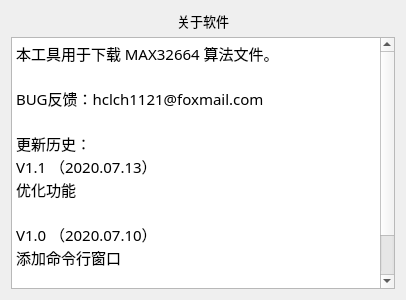
Qt form 32664Tool_cmd/UI_About.ui (GH2030/py) before a commit.
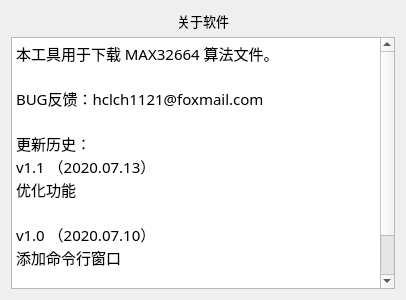
The same form after that commit.

Patch:
```diff
--- a/32664Tool_cmd/UI_About.ui
+++ b/32664Tool_cmd/UI_About.ui
@@ -80,13 +80,13 @@
 &lt;p style=&quot; margin-top:0px; margin-bottom:0px; margin-left:0px; margin-right:0px; -qt-block-indent:0; text-indent:0px;&quot;&gt;&lt;span style=&quot; font-family:'SimSun'; font-size:11pt;&quot;&gt;BUG反馈：hclch1121@foxmail.com&lt;/span&gt;&lt;/p&gt;
 &lt;p style=&quot;-qt-paragraph-type:empty; margin-top:0px; margin-bottom:0px; margin-left:0px; margin-right:0px; -qt-block-indent:0; text-indent:0px; font-family:'SimSun'; font-size:11pt;&quot;&gt;&lt;br /&gt;&lt;/p&gt;
 &lt;p style=&quot; margin-top:0px; margin-bottom:0px; margin-left:0px; margin-right:0px; -qt-block-indent:0; text-indent:0px;&quot;&gt;&lt;span style=&quot; font-family:'SimSun'; font-size:11pt;&quot;&gt;更新历史：&lt;/span&gt;&lt;/p&gt;
-&lt;p style=&quot; margin-top:0px; margin-bottom:0px; margin-left:0px; margin-right:0px; -qt-block-indent:0; text-indent:0px;&quot;&gt;&lt;span style=&quot; font-family:'SimSun'; font-size:11pt;&quot;&gt;V1.1 （2020.07.13）&lt;/span&gt;&lt;/p&gt;
+&lt;p style=&quot; margin-top:0px; margin-bottom:0px; margin-left:0px; margin-right:0px; -qt-block-indent:0; text-indent:0px;&quot;&gt;&lt;span style=&quot; font-family:'SimSun'; font-size:11pt;&quot;&gt;v1.1 （2020.07.13）&lt;/span&gt;&lt;/p&gt;
 &lt;p style=&quot; margin-top:0px; margin-bottom:0px; margin-left:0px; margin-right:0px; -qt-block-indent:0; text-indent:0px;&quot;&gt;&lt;span style=&quot; font-family:'SimSun'; font-size:11pt;&quot;&gt;优化功能&lt;/span&gt;&lt;/p&gt;
 &lt;p style=&quot;-qt-paragraph-type:empty; margin-top:0px; margin-bottom:0px; margin-left:0px; margin-right:0px; -qt-block-indent:0; text-indent:0px; font-family:'SimSun'; font-size:11pt;&quot;&gt;&lt;br /&gt;&lt;/p&gt;
-&lt;p style=&quot; margin-top:0px; margin-bottom:0px; margin-left:0px; margin-right:0px; -qt-block-indent:0; text-indent:0px;&quot;&gt;&lt;span style=&quot; font-family:'SimSun'; font-size:11pt;&quot;&gt;V1.0 （2020.07.10）&lt;/span&gt;&lt;/p&gt;
+&lt;p style=&quot; margin-top:0px; margin-bottom:0px; margin-left:0px; margin-right:0px; -qt-block-indent:0; text-indent:0px;&quot;&gt;&lt;span style=&quot; font-family:'SimSun'; font-size:11pt;&quot;&gt;v1.0 （2020.07.10）&lt;/span&gt;&lt;/p&gt;
 &lt;p style=&quot; margin-top:0px; margin-bottom:0px; margin-left:0px; margin-right:0px; -qt-block-indent:0; text-indent:0px;&quot;&gt;&lt;span style=&quot; font-family:'SimSun'; font-size:11pt;&quot;&gt;添加命令行窗口&lt;/span&gt;&lt;/p&gt;
 &lt;p style=&quot;-qt-paragraph-type:empty; margin-top:0px; margin-bottom:0px; margin-left:0px; margin-right:0px; -qt-block-indent:0; text-indent:0px; font-family:'SimSun'; font-size:11pt;&quot;&gt;&lt;br /&gt;&lt;/p&gt;
-&lt;p style=&quot; margin-top:0px; margin-bottom:0px; margin-left:0px; margin-right:0px; -qt-block-indent:0; text-indent:0px;&quot;&gt;&lt;span style=&quot; font-family:'SimSun'; font-size:11pt;&quot;&gt;V0.1（2020.5.9）初始版本&lt;/span&gt;&lt;/p&gt;
+&lt;p style=&quot; margin-top:0px; margin-bottom:0px; margin-left:0px; margin-right:0px; -qt-block-indent:0; text-indent:0px;&quot;&gt;&lt;span style=&quot; font-family:'SimSun'; font-size:11pt;&quot;&gt;v0.1（2020.5.9）初始版本&lt;/span&gt;&lt;/p&gt;
 &lt;p style=&quot; margin-top:0px; margin-bottom:0px; margin-left:0px; margin-right:0px; -qt-block-indent:0; text-indent:0px;&quot;&gt;&lt;span style=&quot; font-family:'SimSun'; font-size:11pt;&quot;&gt;使用PyQT5编写&lt;/span&gt;&lt;/p&gt;&lt;/body&gt;&lt;/html&gt;</string>
        </property>
       </widget>
```
